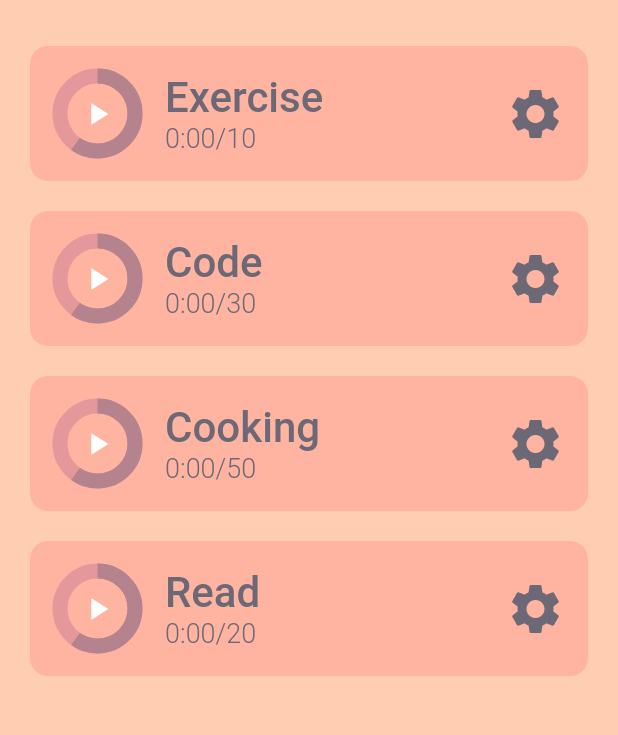
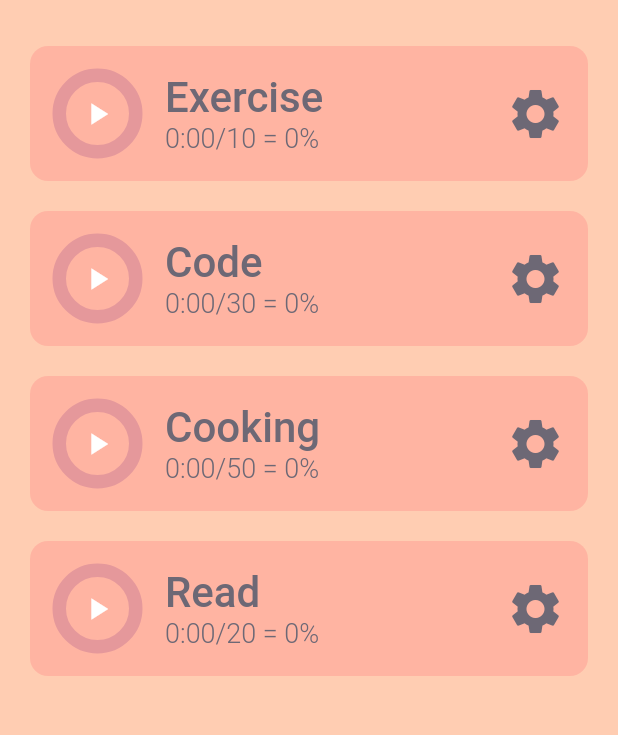
Before and after one commit to AdibaNoor/Have-It, a Flutter app: the Home screen opened directly, on a phone screen of 412 x 824 dp, the part 68-803 px from its top. Run offline on Flutter 3.47's test engine with Material 2 defaults, Android fonts, the phone set to English and light mode, and no system bars; drawn by our look-alikes of percent_indicator; our stand-ins replace slide_to_act.

Commit message:
Added Progress Percent and its functionality

```diff
--- a/have_it/lib/util/habit_tile.dart
+++ b/have_it/lib/util/habit_tile.dart
@@ -31,7 +31,11 @@ class HabitTile extends StatelessWidget {
     }
     return min + ':' + sec;
   }
+// percentage calculation
 
+  double PercentCompleted(){
+    return timeSpent/(timeGoal*60);
+  }
   @override
   Widget build(BuildContext context) {
     return Padding(padding: EdgeInsets.only(left: 20,right: 20,top: 20),
@@ -55,8 +59,8 @@ class HabitTile extends StatelessWidget {
                    children: [
                      CircularPercentIndicator(
                        radius: 30,
-                       percent: 0.6,
-                       lineWidth: 10,
+                       lineWidth: 9,
+                       percent: PercentCompleted()< 1? PercentCompleted(): 1,
                        progressColor: sccolor,
                        backgroundColor: trcolor,
                      ),
@@ -71,7 +75,8 @@ class HabitTile extends StatelessWidget {
                 crossAxisAlignment: CrossAxisAlignment.start,
                 children: [
                   Text(habitName,style: TextStyle(fontSize: 28,fontWeight: FontWeight.w500,color: fscolor),),
-                  Text(convertToMinSec(timeSpent)+'/'+timeGoal.toString(),
+                  Text(convertToMinSec(timeSpent)+'/'+timeGoal.toString()
+                      +' = '+ (PercentCompleted()*100).toStringAsFixed(0)+'%',
                     style: TextStyle(fontSize: 18,fontWeight: FontWeight.w300,color: fscolor),),
                 ],
               ),
```
